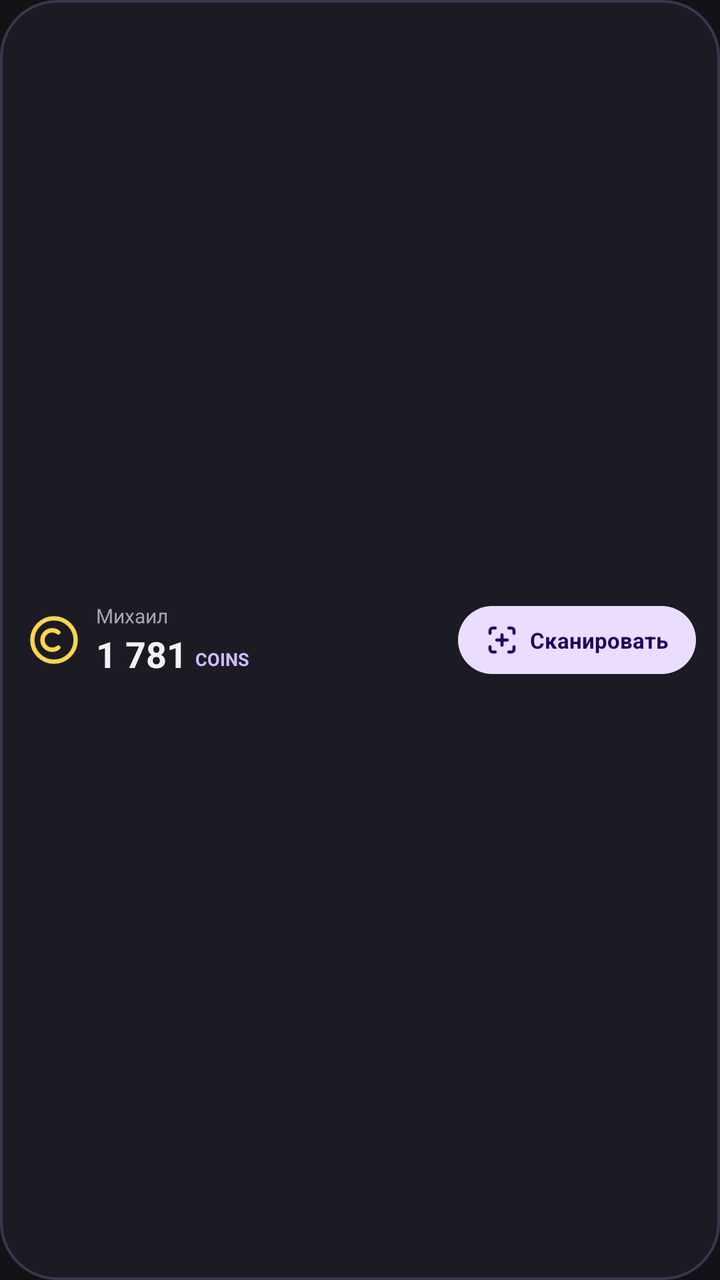
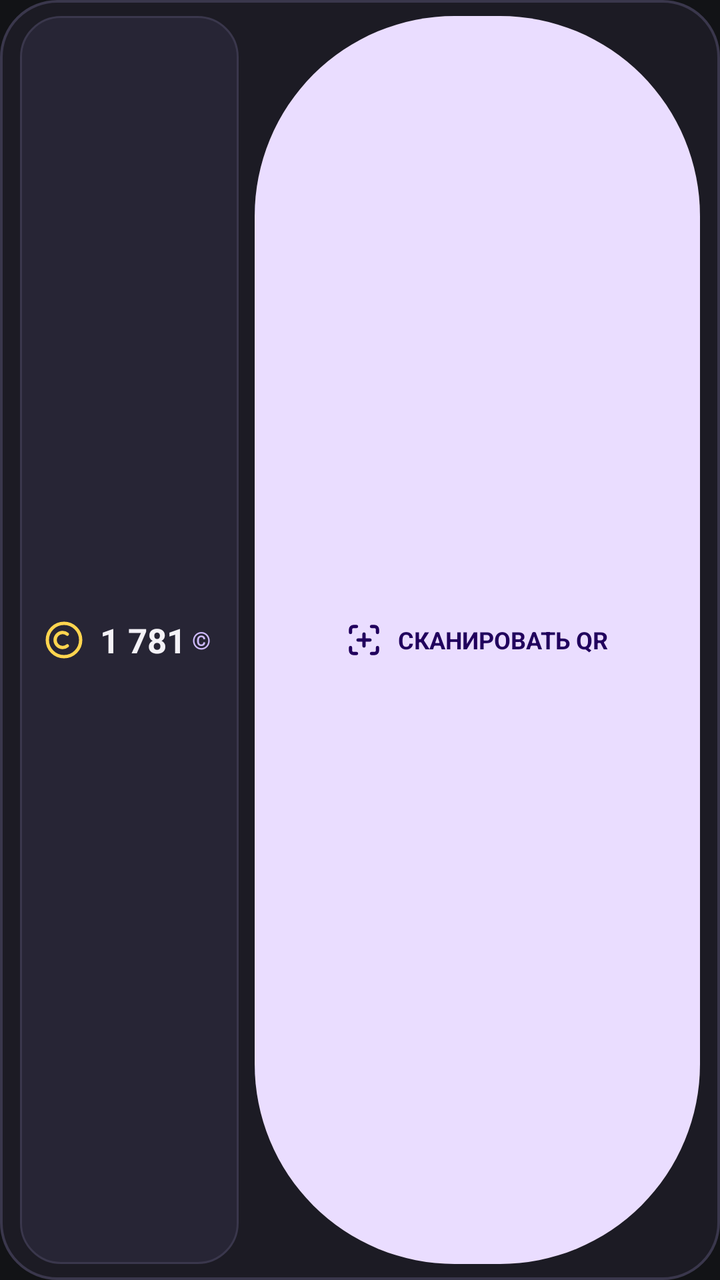

Screens rendered from an Android XML layout before and after an edit, with the pre-edit source and the edit as a unified diff.
<!-- AndroidManifest.xml: application theme Theme.Darkside -->
<!-- res/layout/widget_darkside_4x1.xml -->
<?xml version="1.0" encoding="utf-8"?>
<LinearLayout xmlns:android="http://schemas.android.com/apk/res/android"
    android:id="@+id/widget_root_4x1"
    android:layout_width="match_parent"
    android:layout_height="match_parent"
    android:background="@drawable/bg_widget_container"
    android:gravity="center_vertical"
    android:orientation="horizontal"
    android:paddingStart="14dp"
    android:paddingTop="8dp"
    android:paddingEnd="12dp"
    android:paddingBottom="8dp">

    
    <ImageView
        android:layout_width="26dp"
        android:layout_height="26dp"
        android:src="@drawable/ic_coin"
        android:contentDescription="@string/app_name" />

    <LinearLayout
        android:layout_width="0dp"
        android:layout_height="wrap_content"
        android:layout_marginStart="8dp"
        android:layout_weight="1"
        android:gravity="center_vertical"
        android:orientation="vertical">

        <TextView
            android:id="@+id/widget_user_name_4x1"
            android:layout_width="wrap_content"
            android:layout_height="wrap_content"
            android:ellipsize="end"
            android:singleLine="true"
            android:text="Михаил"
            android:textColor="@color/ds_text_secondary"
            android:textSize="10sp" />

        <LinearLayout
            android:layout_width="wrap_content"
            android:layout_height="wrap_content"
            android:gravity="bottom"
            android:orientation="horizontal">

            <TextView
                android:id="@+id/widget_balance_4x1"
                android:layout_width="wrap_content"
                android:layout_height="wrap_content"
                android:singleLine="true"
                android:text="1 781"
                android:textColor="@color/ds_text_primary"
                android:textSize="18sp"
                android:textStyle="bold" />

            <TextView
                android:layout_width="wrap_content"
                android:layout_height="wrap_content"
                android:layout_marginStart="4dp"
                android:layout_marginBottom="1dp"
                android:singleLine="true"
                android:text="COINS"
                android:textColor="@color/ds_primary"
                android:textSize="9sp"
                android:textStyle="bold" />
        </LinearLayout>
    </LinearLayout>

    
    <LinearLayout
        android:id="@+id/widget_btn_scan_4x1"
        android:layout_width="wrap_content"
        android:layout_height="wrap_content"
        android:background="@drawable/bg_widget_pill_button"
        android:clickable="true"
        android:focusable="true"
        android:gravity="center"
        android:orientation="horizontal"
        android:paddingStart="14dp"
        android:paddingTop="9dp"
        android:paddingEnd="14dp"
        android:paddingBottom="9dp">

        <ImageView
            android:layout_width="16dp"
            android:layout_height="16dp"
            android:src="@drawable/ic_scan_qr"
            android:contentDescription="@string/scan_qr" />

        <TextView
            android:layout_width="wrap_content"
            android:layout_height="wrap_content"
            android:layout_marginStart="6dp"
            android:singleLine="true"
            android:text="@string/scan_qr_short"
            android:textColor="@color/ds_on_primary_container"
            android:textSize="11sp"
            android:textStyle="bold" />
    </LinearLayout>

</LinearLayout>
<!-- resources referenced by this layout -->
<resources>
  <color name="ds_on_primary_container">#21005D</color>
  <color name="ds_primary">#D0BCFF</color>
  <color name="ds_text_primary">#F4F2F7</color>
  <color name="ds_text_secondary">#A5A4AF</color>
  <!-- drawable bg_widget_container (drawable) -->
  <?xml version="1.0" encoding="utf-8"?>
  <shape xmlns:android="http://schemas.android.com/apk/res/android"
      android:shape="rectangle">
      <corners android:radius="28dp" />
      <solid android:color="@color/ds_surface" />
      <stroke
          android:width="1.2dp"
          android:color="@color/ds_stroke" />
  </shape>
  <!-- drawable bg_widget_pill_button (drawable) -->
  <?xml version="1.0" encoding="utf-8"?>
  <ripple xmlns:android="http://schemas.android.com/apk/res/android"
      android:color="@color/ds_primary">
      <item>
          <shape android:shape="rectangle">
              <corners android:radius="100dp" />
              <solid android:color="@color/ds_primary_container" />
          </shape>
      </item>
  </ripple>
  <!-- drawable ic_coin (drawable) -->
  <vector xmlns:android="http://schemas.android.com/apk/res/android"
      android:width="24dp"
      android:height="24dp"
      android:viewportWidth="24"
      android:viewportHeight="24">
      
      <path
          android:strokeColor="#FFD54F"
          android:strokeWidth="2"
          android:pathData="M12,2A10,10 0 1,0 22,12 10,10 0 0,0 12,2z" />
      
      <path
          android:strokeColor="#FFD54F"
          android:strokeWidth="2"
          android:strokeLineCap="round"
          android:pathData="M14,8.5A4.5,4.5 0 1,0 14,15.5" />
  </vector>
  <!-- drawable ic_scan_qr (drawable) -->
  <vector xmlns:android="http://schemas.android.com/apk/res/android"
      android:width="24dp"
      android:height="24dp"
      android:viewportWidth="24"
      android:viewportHeight="24">
      <path
          android:strokeColor="#21005D"
          android:strokeWidth="2.2"
          android:strokeLineCap="round"
          android:strokeLineJoin="round"
          android:pathData="M3,7V5a2,2 0 0,1 2,-2h2M17,3h2a2,2 0 0,1 2,2v2M21,17v2a2,2 0 0,1 -2,2h-2M7,21H5a2,2 0 0,1 -2,-2v-2M12,8v8M8,12h8" />
  </vector>
  <string name="app_name">Darkside</string>
  <string name="scan_qr">СКАНИРОВАТЬ</string>
  <string name="scan_qr_short">Сканировать</string>
  <style name="Theme.Darkside" parent="Theme.Material3.Dark.NoActionBar">
          <item name="android:windowBackground">@color/ds_background</item>
          <item name="android:statusBarColor">@color/ds_background</item>
          <item name="android:navigationBarColor">@color/ds_background</item>
          <item name="colorPrimary">@color/ds_primary</item>
          <item name="colorOnPrimary">@color/ds_on_primary</item>
          <item name="colorSurface">@color/ds_surface</item>
          <item name="colorOnSurface">@color/ds_text_primary</item>
      </style>
  <color name="ds_surface">#1C1B24</color>
  <color name="ds_stroke">#3A374C</color>
  <color name="ds_primary_container">#EADDFF</color>
  <color name="ds_background">#121316</color>
  <color name="ds_on_primary">#381E72</color>
</resources>

<!-- the commit's change to res/layout/widget_darkside_4x1.xml (unified diff, before → after) -->
@@ -6,94 +6,78 @@
     android:background="@drawable/bg_widget_container"
     android:gravity="center_vertical"
     android:orientation="horizontal"
-    android:paddingStart="14dp"
+    android:paddingStart="10dp"
     android:paddingTop="8dp"
-    android:paddingEnd="12dp"
+    android:paddingEnd="10dp"
     android:paddingBottom="8dp">
 
     
-    <ImageView
-        android:layout_width="26dp"
-        android:layout_height="26dp"
-        android:src="@drawable/ic_coin"
-        android:contentDescription="@string/app_name" />
+    <LinearLayout
+        android:layout_width="wrap_content"
+        android:layout_height="match_parent"
+        android:background="@drawable/bg_widget_inner_card"
+        android:gravity="center_vertical"
+        android:orientation="horizontal"
+        android:paddingStart="12dp"
+        android:paddingEnd="14dp">
 
-    <LinearLayout
-        android:layout_width="0dp"
-        android:layout_height="wrap_content"
-        android:layout_marginStart="8dp"
-        android:layout_weight="1"
-        android:gravity="center_vertical"
-        android:orientation="vertical">
+        <ImageView
+            android:layout_width="20dp"
+            android:layout_height="20dp"
+            android:src="@drawable/ic_coin"
+            android:contentDescription="@string/app_name" />
 
         <TextView
-            android:id="@+id/widget_user_name_4x1"
+            android:id="@+id/widget_balance_4x1"
             android:layout_width="wrap_content"
             android:layout_height="wrap_content"
-            android:ellipsize="end"
+            android:layout_marginStart="8dp"
             android:singleLine="true"
-            android:text="Михаил"
-            android:textColor="@color/ds_text_secondary"
-            android:textSize="10sp" />
+            android:text="1 781"
+            android:textColor="@color/ds_text_primary"
+            android:textSize="17sp"
+            android:textStyle="bold" />
 
-        <LinearLayout
+        <TextView
             android:layout_width="wrap_content"
             android:layout_height="wrap_content"
-            android:gravity="bottom"
-            android:orientation="horizontal">
-
-            <TextView
-                android:id="@+id/widget_balance_4x1"
-                android:layout_width="wrap_content"
-                android:layout_height="wrap_content"
-                android:singleLine="true"
-                android:text="1 781"
-                android:textColor="@color/ds_text_primary"
-                android:textSize="18sp"
-                android:textStyle="bold" />
-
-            <TextView
-                android:layout_width="wrap_content"
-                android:layout_height="wrap_content"
-                android:layout_marginStart="4dp"
-                android:layout_marginBottom="1dp"
-                android:singleLine="true"
-                android:text="COINS"
-                android:textColor="@color/ds_primary"
-                android:textSize="9sp"
-                android:textStyle="bold" />
-        </LinearLayout>
+            android:layout_marginStart="3dp"
+            android:singleLine="true"
+            android:text="©"
+            android:textColor="@color/ds_primary"
+            android:textSize="12sp"
+            android:textStyle="bold" />
     </LinearLayout>
 
     
     <LinearLayout
         android:id="@+id/widget_btn_scan_4x1"
-        android:layout_width="wrap_content"
-        android:layout_height="wrap_content"
+        android:layout_width="0dp"
+        android:layout_height="match_parent"
+        android:layout_marginStart="8dp"
+        android:layout_weight="1"
         android:background="@drawable/bg_widget_pill_button"
         android:clickable="true"
         android:focusable="true"
         android:gravity="center"
         android:orientation="horizontal"
-        android:paddingStart="14dp"
-        android:paddingTop="9dp"
-        android:paddingEnd="14dp"
-        android:paddingBottom="9dp">
+        android:paddingStart="16dp"
+        android:paddingEnd="16dp">
 
         <ImageView
-            android:layout_width="16dp"
-            android:layout_height="16dp"
+            android:layout_width="18dp"
+            android:layout_height="18dp"
             android:src="@drawable/ic_scan_qr"
             android:contentDescription="@string/scan_qr" />
 
         <TextView
             android:layout_width="wrap_content"
             android:layout_height="wrap_content"
-            android:layout_marginStart="6dp"
+            android:layout_marginStart="8dp"
             android:singleLine="true"
-            android:text="@string/scan_qr_short"
+            android:text="СКАНИРОВАТЬ QR"
             android:textColor="@color/ds_on_primary_container"
-            android:textSize="11sp"
+            android:textSize="12sp"
             android:textStyle="bold" />
     </LinearLayout>
 
<!-- resource entries referenced after the edit -->
@@ -3,7 +3,6 @@
   <color name="ds_on_primary_container">#21005D</color>
   <color name="ds_primary">#D0BCFF</color>
   <color name="ds_text_primary">#F4F2F7</color>
-  <color name="ds_text_secondary">#A5A4AF</color>
   <!-- drawable bg_widget_container (drawable) -->
   <?xml version="1.0" encoding="utf-8"?>
   <shape xmlns:android="http://schemas.android.com/apk/res/android"
@@ -12,6 +11,16 @@
       <solid android:color="@color/ds_surface" />
       <stroke
           android:width="1.2dp"
+          android:color="@color/ds_stroke" />
+  </shape>
+  <!-- drawable bg_widget_inner_card (drawable) -->
+  <?xml version="1.0" encoding="utf-8"?>
+  <shape xmlns:android="http://schemas.android.com/apk/res/android"
+      android:shape="rectangle">
+      <corners android:radius="20dp" />
+      <solid android:color="@color/ds_surface_variant" />
+      <stroke
+          android:width="1dp"
           android:color="@color/ds_stroke" />
   </shape>
   <!-- drawable bg_widget_pill_button (drawable) -->
@@ -58,7 +67,6 @@
   </vector>
   <string name="app_name">Darkside</string>
   <string name="scan_qr">СКАНИРОВАТЬ</string>
-  <string name="scan_qr_short">Сканировать</string>
   <style name="Theme.Darkside" parent="Theme.Material3.Dark.NoActionBar">
           <item name="android:windowBackground">@color/ds_background</item>
           <item name="android:statusBarColor">@color/ds_background</item>
@@ -70,6 +78,7 @@
       </style>
   <color name="ds_surface">#1C1B24</color>
   <color name="ds_stroke">#3A374C</color>
+  <color name="ds_surface_variant">#272535</color>
   <color name="ds_primary_container">#EADDFF</color>
   <color name="ds_background">#121316</color>
   <color name="ds_on_primary">#381E72</color>
